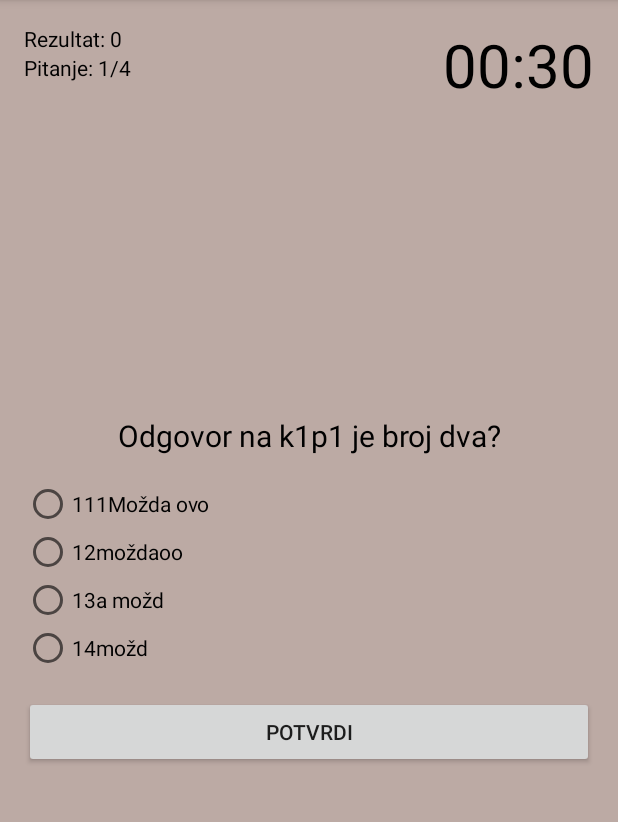
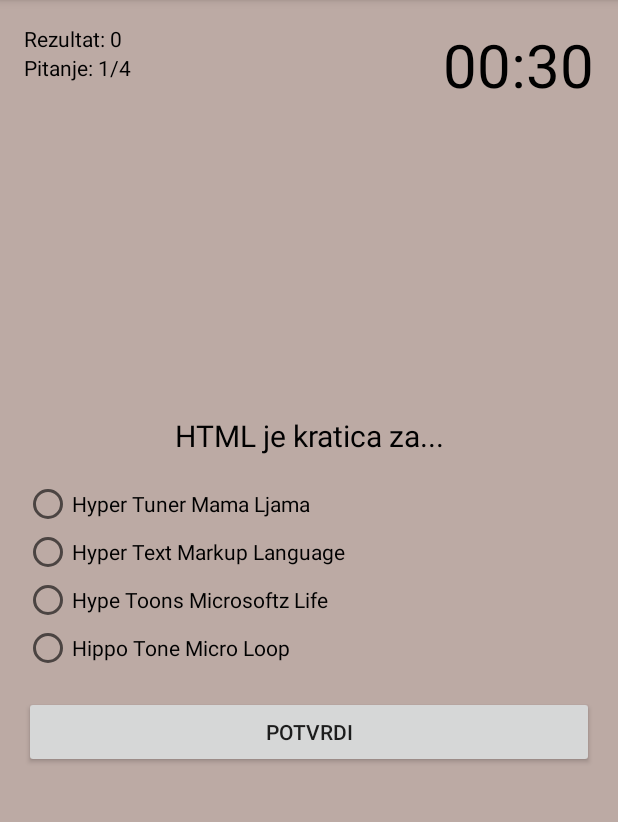
Before and after one commit to DJurex4u/Kvizkolegija, an Android app: the screen it shows after launch (MainActivity), after a tap on "LABORATORIJSKA VJEŽBA 1", on a phone screen of 412 x 824 dp, the part 84-906 px from its top. Run offline under Robolectric (Android 15) with nearby library versions, the phone set to English and light mode, and no system bars.

Commit message:
Start quiz is working Question connection and radio buttons partially working
added:
LOGIKA sve do finish()
Prava pitanja,odgovori

```diff
--- a/app/src/main/java/com/ivanbudos/kvizkolegija/AllQuestions.java
+++ b/app/src/main/java/com/ivanbudos/kvizkolegija/AllQuestions.java
@@ -9,58 +9,58 @@ public final class AllQuestions {
     private AllQuestions(){}
 
     public static String[] questionsQuiz1 = {
-            "Odgovor na k1p1 je broj dva?",
-            "Odgovor na k1p2 je broj 3",
-            "Odgovor na k1p3 je 4",
-            "odgf na k1p3 je 1"};
+            "HTML je kratica za...",
+            "Odaberi string s najvećim fontom.",
+            "HTML je...",
+            "Dvije važne kategorije elemenata u HTMLu?"};
 
     public static String[] questionsQuiz2 = {
-            "1Pitanje k2 = 2",
-            "2pitanje k2 =3",
-            "3pitanje k2 = 4",
-            "4pitanje k2 = 1"
+            "Što predstavlja URL kratica?",
+            "Putanja može biti Apsolutna i ...",
+            "Što omogućava povezivanje dokumenta i resursa?",
+            "Kada postoji potreba da se neki sadžaj proteše kroz više redova/ stupaca, koristimo:"
     };
 
     public static String[] questionsQuiz3 = {
-            "1Pitanje k23 = 2",
-            "2pitanje k23 =3",
-            "3pitanje k2 3= 4",
-            "4pitanje k23 = 1"
+            "Koje je osnovna klasa za UI kontrolu android aplikacije?",
+            "Za UI kontrolu tekstualnog sadržaja koristimo...",
+            "Wrap content ili Match...",
+            "ActivitiMain.class svoj izgled ima definira u..."
     };
 
     public static String[] questionsQuiz4 = {
-            "1Pitanje k24 = 2",
-            "2pitanje k24 =3",
-            "3pitanje k2 4= 4",
-            "4pitanje k2 4= 1"
+            "Što koristimo za prikazivanje veće količine podataka u obliku liste koju je moguće pomicati gore/dolje?",
+            "Prije dodavanja RecyclerViewa potrebno je komponentu u projekt dodati preko...",
+            "RecyclerView komponentu koja se koristi za prikaz podataka potrebno je dodati u...",
+            "Što je korišteno u ovom projektu?"
     };
 
     public static String[][] posibleAnswersQuiz1 = {
-            {"111Možda ovo","12moždaoo","13a možd","14možd"},
-            {"121sdf","122dsfds","123fdsf","123dsaf"},
-            {"131cadsc","132adsca","133cds","134daf"},
-            {"141sdf","142sdaf","143cdsafc","144dcsaf"}
+            {"Hyper Tuner Mama Ljama","Hyper Text Markup Language","Hype Toons Microsoftz Life","Hippo Tone Micro Loop"},
+            {"<h3>String<h3>","<h3>Hello<h2>","<h1>Text<h1>","<h2>Title<h2>"},
+            {"Programski jezik","Znakovni jezik","Nije jezik","Opisni jezik"},
+            {"linijski i blok","blok i radni","linijski i kućanski","radni i sporedni"}
     };
 
     public static String[][] posibleAnswersQuiz2 = {
-            {"211Možda ovo","212moždaoo","213a možd","214možd"},
-            {"221sdf","222dsfds","223fdsf","224dsaf"},
-            {"231cadsc","232adsca","233cds","234daf"},
-            {"241sdf","242sdaf","243cdsafc","244dcsaf"}
+            {"Ultra Rapid Lube","Uniform Resource Locator","Ultron tock Line","Upper Resource Look"},
+            {"Neapsolutna","Relatistična","Relativna","Direktna"},
+            {"Autoputi","Dretve","Linkovi","Hiperveze"},
+            {"rowspan i colspan","throughtrow i throughtcol","rowmerge i colmerge","row i collumn"}
     };
 
     public static String[][] posibleAnswersQuiz3 = {
-            {"311Možda ovo","312moždaoo","313a možd","314možd"},
-            {"321sdf","322dsfds","323fdsf","324dsaf"},
-            {"331cadsc","332adsca","333cds","334daf"},
-            {"341sdf","342sdaf","343cdsafc","344dcsaf"}
+            {"Layout","View","XML","Ekran"},
+            {"TextEditor","NewText","TextView","Ništa od navedenog"},
+            {"MatchScreen","MatchPrevious","Match1","MatchParent"},
+            {"activity_main.xml fileu","activity_main.css fileu","u sebi","colors.xml"}
     };
 
    public static String[][] posibleAnswersQuiz4 = {
-            {"411Možda ovo","412moždaoo","413a možd","414možd"},
-            {"421sdf","422dsfds","423fdsf","424dsaf"},
-            {"431cadsc","432adsca","433cds","434daf"},
-            {"441sdf","442sdaf","443cdsafc","444dcsaf"}
+            {"ViewHolder","RecyclerView","Fragmente","To je nemoguće izvesti"},
+            {"Skripte","Dodatnog programa","Gradle skripte","Linka"},
+            {"fragment1.xml","Fragment1.class","MainActivity.class","activity_main.xml"},
+            {"Fragmenti","Više activitya","RecyclerView","HTML"}
     };
 
     public static int[] rightAnswersQuiz1 = {2,3,4,1};
--- a/app/src/main/java/com/ivanbudos/kvizkolegija/GenerateQuiz.java
+++ b/app/src/main/java/com/ivanbudos/kvizkolegija/GenerateQuiz.java
@@ -30,12 +30,11 @@ public class GenerateQuiz {
   private void GeneratorQuiz1(){
       int max = AllQuestions.questionsQuiz1.length;
       quiz = new QuestionModel[max];
-      for(int i = 0; i < max -1 ; i++){
+      for(int i = 0; i < max; i++){
 
           String question = (AllQuestions.questionsQuiz1[i]);
           int rightAnswer = (AllQuestions.rightAnswersQuiz1[i]);
           String[] possibleAnswers = (AllQuestions.posibleAnswersQuiz1[i]);
-
           quiz[i] = new QuestionModel(question, possibleAnswers, rightAnswer);
       }
 
@@ -44,7 +43,7 @@ public class GenerateQuiz {
     private void GeneratorQuiz2() {
         int max = AllQuestions.questionsQuiz2.length;
         quiz = new QuestionModel[max];
-        for (int i = 0; i < max -1; i++) {
+        for (int i = 0; i < max; i++) {
             String question = (AllQuestions.questionsQuiz2[i]);
             int rightAnswer = (AllQuestions.rightAnswersQuiz2[i]);
             String[] possibleAnswers = (AllQuestions.posibleAnswersQuiz2[i]);
@@ -56,7 +55,7 @@ public class GenerateQuiz {
     private void GeneratorQuiz3() {
         int max = AllQuestions.questionsQuiz3.length;
         quiz = new QuestionModel[max];
-        for (int i = 0; i < max -1; i++) {
+        for (int i = 0; i < max; i++) {
             String question = (AllQuestions.questionsQuiz3[i]);
             int rightAnswer = (AllQuestions.rightAnswersQuiz3[i]);
             String[] possibleAnswers = (AllQuestions.posibleAnswersQuiz3[i]);
@@ -67,7 +66,7 @@ public class GenerateQuiz {
     private void GeneratorQuiz4() {
         int max = AllQuestions.questionsQuiz4.length;
         quiz = new QuestionModel[max];
-        for (int i = 0; i < max -1; i++) {
+        for (int i = 0; i < max; i++) {
             String question = (AllQuestions.questionsQuiz4[i]);
             int rightAnswer = (AllQuestions.rightAnswersQuiz4[i]);
             String[] possibleAnswers = (AllQuestions.posibleAnswersQuiz4[i]);
--- a/app/src/main/java/com/ivanbudos/kvizkolegija/MainActivity.java
+++ b/app/src/main/java/com/ivanbudos/kvizkolegija/MainActivity.java
@@ -18,7 +18,6 @@ public class MainActivity extends AppCompatActivity{
         setContentView(R.layout.activity_main);
           MenuFragment Menu = new MenuFragment();
         getSupportFragmentManager().beginTransaction().add(R.id.container, Menu).commit();
-
     }
 
 
```
Also changed, not shown: app/src/main/java/com/ivanbudos/kvizkolegija/Quiz.java (deleted, +0 -27 lines), app/src/main/java/com/ivanbudos/kvizkolegija/StartQuizFragment.java (+47 -8 lines).
